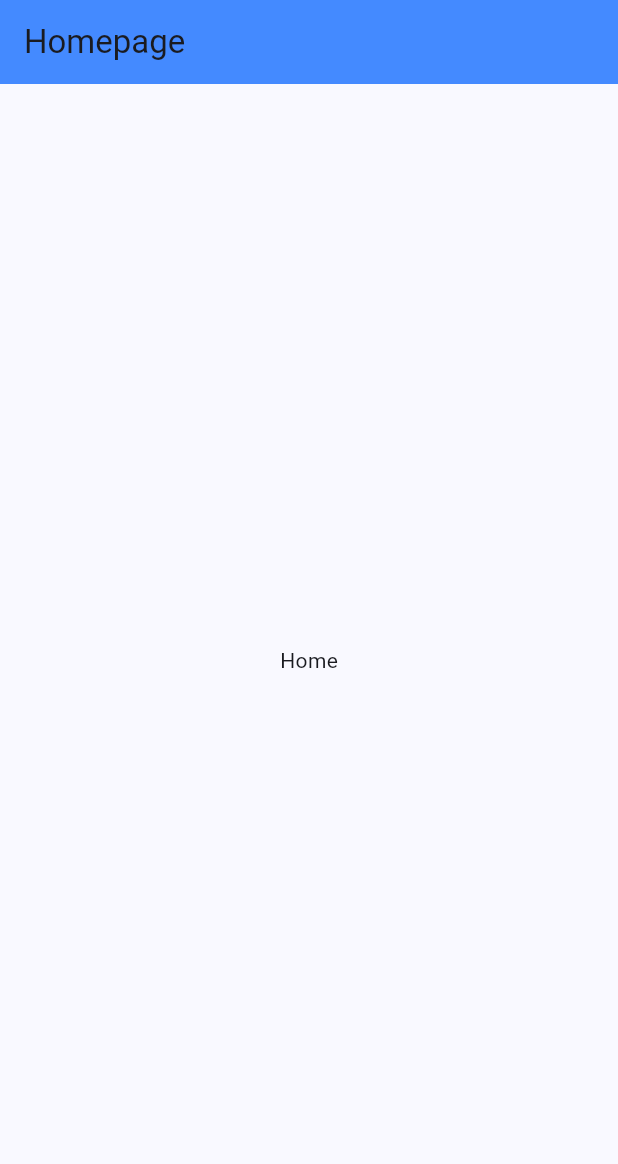
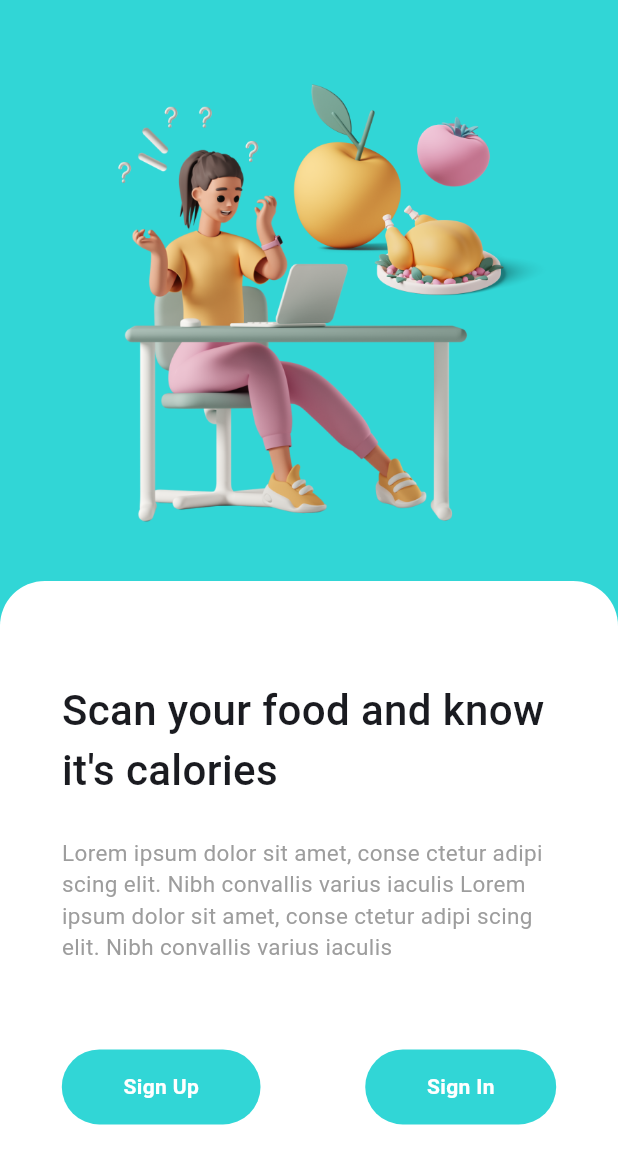
Before and after one commit to dappras/fast-calories, a Flutter app: the screen it shows after launch, on a phone screen of 412 x 824 dp. Shown: the top 1164 px of the screen. Run offline on Flutter 3.47's test engine with Material 3 defaults, Android fonts, the phone set to English and light mode, and no system bars; our stand-ins replace get.

Commit message:
add welcome page and login page

```diff
--- a/lib/main.dart
+++ b/lib/main.dart
@@ -1,4 +1,5 @@
-import 'package:fast_calories/pages/home.dart';
+import 'package:fast_calories/pages/welcome.dart';
+import 'package:fast_calories/routes/page_route.dart';
 import 'package:flutter/material.dart';
 import 'package:get/get.dart';
 
@@ -18,7 +19,8 @@ class MyApp extends StatelessWidget {
         colorScheme: ColorScheme.fromSeed(seedColor: Colors.blueAccent),
         useMaterial3: true,
       ),
-      home: const Homepage(),
+      home: const WelcomePage(),
+      getPages: AppRoute.pages,
     );
   }
 }
--- /dev/null
+++ b/lib/pages/welcome.dart
@@ -0,0 +1,111 @@
+import 'package:fast_calories/routes/route_name.dart';
+import 'package:fast_calories/utils/color.dart';
+import 'package:flutter/material.dart';
+import 'package:get/get.dart';
+
+class WelcomePage extends StatelessWidget {
+  const WelcomePage({super.key});
+
+  @override
+  Widget build(BuildContext context) {
+    return Scaffold(
+      backgroundColor: const Color(ColorWay.primary),
+      body: Column(
+        mainAxisAlignment: MainAxisAlignment.end,
+        children: [
+          Padding(
+            padding: EdgeInsets.only(
+                bottom: MediaQuery.of(context).size.height * 0.03),
+            child: Image.asset(
+              'assets/images/illustrationWelcome.png',
+              width: MediaQuery.of(context).size.width * 0.8,
+            ),
+          ),
+          Container(
+            decoration: const BoxDecoration(
+                color: Colors.white,
+                borderRadius: BorderRadius.only(
+                  topRight: Radius.circular(30),
+                  topLeft: Radius.circular(30),
+                )),
+            width: MediaQuery.of(context).size.width * 1,
+            height: MediaQuery.of(context).size.height * 0.53,
+            padding: EdgeInsets.symmetric(
+                horizontal: MediaQuery.of(context).size.width * 0.1,
+                vertical: MediaQuery.of(context).size.height * 0.08),
+            child: Column(
+              mainAxisAlignment: MainAxisAlignment.start,
+              crossAxisAlignment: CrossAxisAlignment.start,
+              children: [
+                const Text(
+                  "Scan your food and know it's calories",
+                  style: TextStyle(
+                    fontSize: 28,
+                    fontWeight: FontWeight.w500,
+                  ),
+                ),
+                Padding(
+                  padding: EdgeInsets.only(
+                    top: MediaQuery.of(context).size.height * 0.03,
+                    bottom: MediaQuery.of(context).size.height * 0.07,
+                  ),
+                  child: const Text(
+                    "Lorem ipsum dolor sit amet, conse ctetur adipi scing elit. Nibh convallis varius iaculis Lorem ipsum dolor sit amet, conse ctetur adipi scing elit. Nibh convallis varius iaculis",
+                    style: TextStyle(
+                        fontSize: 15,
+                        color: Color(
+                          ColorWay.gray,
+                        )),
+                  ),
+                ),
+                Row(
+                  mainAxisAlignment: MainAxisAlignment.spaceBetween,
+                  crossAxisAlignment: CrossAxisAlignment.center,
+                  children: [
+                    Container(
+                      padding: const EdgeInsets.symmetric(
+                          horizontal: 41, vertical: 15),
+                      decoration: const BoxDecoration(
+                          borderRadius: BorderRadius.all(
+                            Radius.circular(30),
+                          ),
+                          color: Color(ColorWay.primary)),
+                      child: const Text(
+                        "Sign Up",
+                        style: TextStyle(
+                          color: Colors.white,
+                          fontWeight: FontWeight.bold,
+                        ),
+                      ),
+                    ),
+                    InkWell(
+                      onTap: () {
+                        Get.toNamed(RouteName.loginPage);
+                      },
+                      child: Container(
+                        padding: const EdgeInsets.symmetric(
+                            horizontal: 41, vertical: 15),
+                        decoration: const BoxDecoration(
+                            borderRadius: BorderRadius.all(
+                              Radius.circular(30),
+                            ),
+                            color: Color(ColorWay.primary)),
+                        child: const Text(
+                          "Sign In",
+                          style: TextStyle(
+                            color: Colors.white,
+                            fontWeight: FontWeight.bold,
+                          ),
+                        ),
+                      ),
+                    ),
+                  ],
+                )
+              ],
+            ),
+          )
+        ],
+      ),
+    );
+  }
+}
--- /dev/null
+++ b/lib/routes/page_route.dart
@@ -0,0 +1,13 @@
+import 'package:fast_calories/pages/home.dart';
+import 'package:fast_calories/pages/login.dart';
+import 'package:fast_calories/pages/welcome.dart';
+import 'package:fast_calories/routes/route_name.dart';
+import 'package:get/get.dart';
+
+class AppRoute {
+  static final pages = [
+    GetPage(name: RouteName.homePage, page: () => const Homepage()),
+    GetPage(name: RouteName.welcomePage, page: () => const WelcomePage()),
+    GetPage(name: RouteName.loginPage, page: () => const LoginPage())
+  ];
+}
--- /dev/null
+++ b/lib/routes/route_name.dart
@@ -0,0 +1,5 @@
+abstract class RouteName {
+  static const welcomePage = "/welcome";
+  static const homePage = "/home";
+  static const loginPage = "/login";
+}
--- /dev/null
+++ b/lib/utils/color.dart
@@ -0,0 +1,5 @@
+abstract class ColorWay {
+  static const primary = 0xff31D6D6;
+  static const secondary = 0xffFFDDDD;
+  static const gray = 0xff9D9D9D;
+}
```
Also changed, not shown: lib/pages/login.dart (added, +82 -0 lines), pubspec.yaml (+4 -7 lines), assets/images/illustrationWelcome.png (added).
